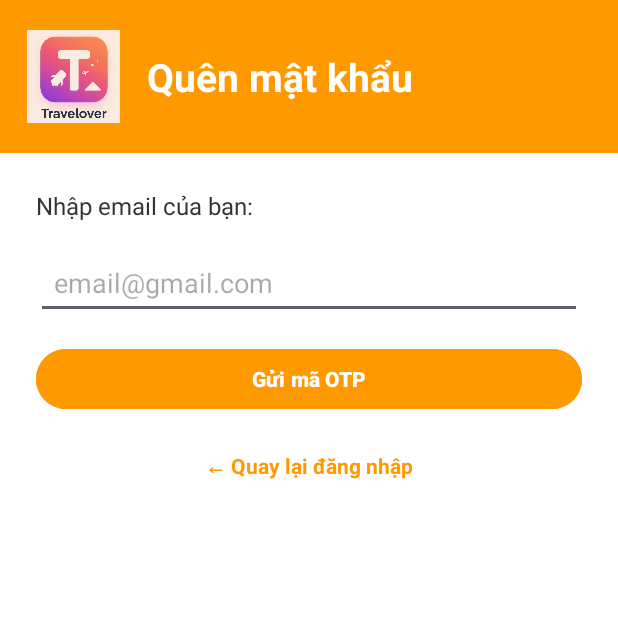
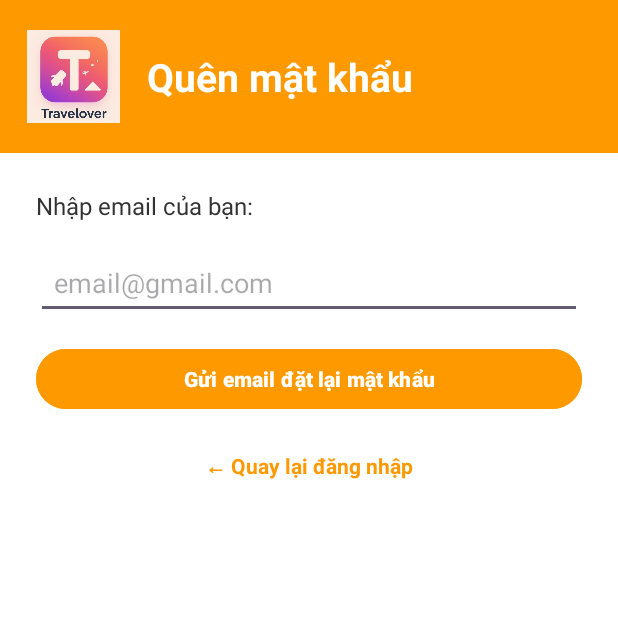
Before and after one commit to 21522009-spec/Travelover, an Android app built with Jetpack Compose: the ForgotPasswordActivity screen opened directly, with no data from a screen before it, on a phone screen of 412 x 824 dp, the top half of it. Run offline under Robolectric (Android 15) with nearby library versions, the phone set to English and light mode, and no system bars; our stand-ins replace Firebase (no records; nobody signed in at launch, a user with empty details on screens opened directly); libraries missing offline, so code that uses them is left out: javax.mail, javax.mail.internet.

Commit message:
Add files via upload

```diff
--- a/app/src/main/res/values/strings.xml
+++ b/app/src/main/res/values/strings.xml
@@ -65,5 +65,6 @@ Các chỉ số đang hiển thị dữ liệu mẫu để minh họa.</string>
     <string name="forgot_password_otp_hint">Nhập mã OTP gồm 6 chữ số</string>
     <string name="forgot_password_otp_sent">Mã OTP đã được gửi tới %1$s. Vui lòng kiểm tra hộp thư và nhập mã trong vòng 5 phút.</string>
     <string name="forgot_password_resend">Không nhận được mã? Gửi lại</string>
-
+    <string name="forgot_password_send_reset_link_button">Gửi email đặt lại mật khẩu</string>
+    <string name="forgot_password_reset_email_sent">Đã gửi email đặt lại mật khẩu. Vui lòng kiểm tra hộp thư của bạn.</string>
 </resources>
```
